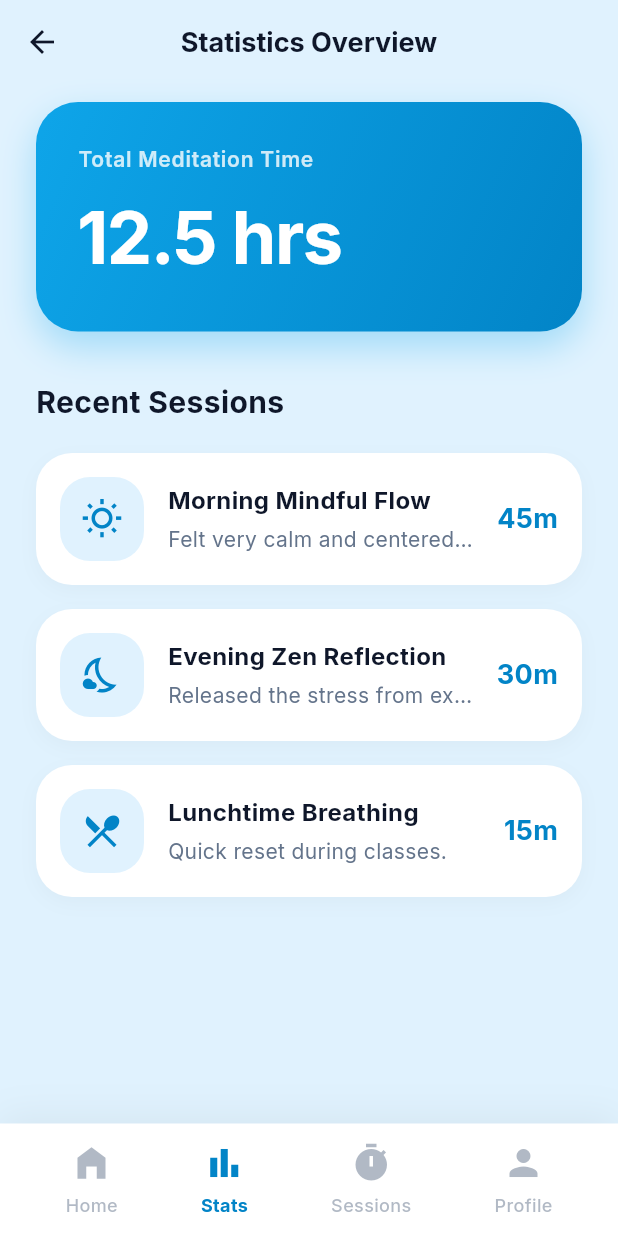
After one commit to willard302/zen_club_management_flutter, a Flutter app: the StatisticsScreen screen opened directly, on a phone screen of 412 x 824 dp. The commit adds this screen. Run offline on Flutter 3.47's test engine with Material 3 defaults, Android fonts, the phone set to English and light mode, and no system bars; our stand-ins replace audioplayers, font_awesome_flutter, google_fonts; network calls fail.

Commit message:
update:home新增分頁statistics及調整時間編輯功能

```diff
--- a/lib/providers/timer_provider.dart
+++ b/lib/providers/timer_provider.dart
@@ -10,8 +10,8 @@ class MeditationSession {
 }
 
 class TimerProvider with ChangeNotifier {
-  static const int _defaultDurationSeconds = 25 * 60; // 25 minutes
-  int _remainingSeconds = _defaultDurationSeconds;
+  int _defaultDurationSeconds = 25 * 60; // 25 minutes
+  int _remainingSeconds = 25 * 60;
   bool _isRunning = false;
   Timer? _timer;
   final AudioPlayer _audioPlayer = AudioPlayer();
@@ -34,6 +34,17 @@ class TimerProvider with ChangeNotifier {
     } else {
       _startTimer();
     }
+  }
+
+  void setTimer(int minutes, int seconds) {
+    if (_isRunning) _pauseTimer();
+    _defaultDurationSeconds = minutes * 60 + seconds;
+    _remainingSeconds = _defaultDurationSeconds;
+    notifyListeners();
+  }
+
+  Duration getTotalMeditationTime() {
+    return _history.fold(Duration.zero, (prev, session) => prev + session.duration);
   }
 
   void _startTimer() {
--- /dev/null
+++ b/lib/screens/statistics_screen.dart
@@ -0,0 +1,286 @@
+import 'package:flutter/material.dart';
+import 'package:provider/provider.dart';
+import 'package:app/theme/app_theme.dart';
+import 'package:app/providers/timer_provider.dart';
+
+class StatisticsScreen extends StatelessWidget {
+  const StatisticsScreen({super.key});
+
+  @override
+  Widget build(BuildContext context) {
+    return Scaffold(
+      backgroundColor: AppTheme.skyLight, // match main app background
+      appBar: AppBar(
+        title: const Text('Statistics Overview', style: TextStyle(color: AppTheme.textDark, fontWeight: FontWeight.bold, fontSize: 18)),
+        backgroundColor: Colors.transparent,
+        elevation: 0,
+        iconTheme: const IconThemeData(color: AppTheme.textDark),
+        centerTitle: true,
+      ),
+      body: SingleChildScrollView(
+        child: Padding(
+          padding: const EdgeInsets.symmetric(horizontal: 24.0),
+          child: Column(
+            crossAxisAlignment: CrossAxisAlignment.start,
+            children: [
+              const SizedBox(height: 12),
+              _buildTotalTimeCard(context),
+              const SizedBox(height: 32),
+              const Text(
+                'Recent Sessions',
+                style: TextStyle(fontSize: 20, fontWeight: FontWeight.bold, color: AppTheme.textDark),
+              ),
+              const SizedBox(height: 20),
+              _buildRecentSessions(context),
+              const SizedBox(height: 40),
+            ],
+          ),
+        ),
+      ),
+      bottomNavigationBar: _buildBottomNav(context),
+    );
+  }
+
+  Widget _buildTotalTimeCard(BuildContext context) {
+    return Consumer<TimerProvider>(
+      builder: (context, timerData, child) {
+        final totalDuration = timerData.getTotalMeditationTime();
+        final hours = totalDuration.inHours;
+        final minutes = totalDuration.inMinutes.remainder(60);
+        String displayTime = hours > 0
+            ? '${hours}h ${minutes}m'
+            : '${minutes}m';
+        if (totalDuration.inMinutes == 0 && totalDuration.inSeconds > 0) {
+           displayTime = '< 1m';
+        } else if (totalDuration.inSeconds == 0) {
+           displayTime = '12.5 hrs'; // Default mock data if empty matching Stitch
+        }
+
+        return Container(
+          width: double.infinity,
+          padding: const EdgeInsets.all(28),
+          decoration: BoxDecoration(
+            gradient: const LinearGradient(
+              colors: [AppTheme.skyBlue, AppTheme.skyDeep],
+              begin: Alignment.topLeft,
+              end: Alignment.bottomRight,
+            ),
+            borderRadius: BorderRadius.circular(28),
+            boxShadow: [
+              BoxShadow(
+                color: AppTheme.skyBlue.withValues(alpha: 0.3),
+                blurRadius: 20,
+                offset: const Offset(0, 10),
+              ),
+            ],
+          ),
+          child: Column(
+            crossAxisAlignment: CrossAxisAlignment.start,
+            children: [
+              Text(
+                'Total Meditation Time',
+                style: TextStyle(
+                  color: Colors.white.withValues(alpha: 0.8),
+                  fontSize: 14,
+                  fontWeight: FontWeight.w600,
+                  letterSpacing: 0.5,
+                ),
+              ),
+              const SizedBox(height: 8),
+              Text(
+                displayTime,
+                style: const TextStyle(
+                  color: Colors.white,
+                  fontSize: 48,
+                  fontWeight: FontWeight.bold,
+                  letterSpacing: -1,
+                ),
+              ),
+            ],
+          ),
+        );
+      },
+    );
+  }
+
+  Widget _buildRecentSessions(BuildContext context) {
+    return Consumer<TimerProvider>(
+      builder: (context, timerData, child) {
+        final history = timerData.history.reversed.toList();
+
+        if (history.isEmpty) {
+          // Show mock data if history is empty to match the design's intention
+          return Column(
+            children: [
+              _buildSessionItem(
+                title: 'Morning Mindful Flow',
+                note: 'Felt very calm and centered today...',
+                durationString: '45m',
+                icon: Icons.wb_sunny_outlined,
+              ),
+              const SizedBox(height: 16),
+              _buildSessionItem(
+                title: 'Evening Zen Reflection',
+                note: 'Released the stress from exams.',
+                durationString: '30m',
+                icon: Icons.nights_stay_outlined,
+              ),
+              const SizedBox(height: 16),
+              _buildSessionItem(
+                title: 'Lunchtime Breathing',
+                note: 'Quick reset during classes.',
+                durationString: '15m',
+                icon: Icons.restaurant_menu_outlined,
+              ),
+            ],
+          );
+        }
+
+        return ListView.separated(
+          shrinkWrap: true,
+          physics: const NeverScrollableScrollPhysics(),
+          itemCount: history.length > 5 ? 5 : history.length,
+          separatorBuilder: (context, index) => const SizedBox(height: 16),
+          itemBuilder: (context, index) {
+            final session = history[index];
+            final mins = session.duration.inMinutes;
+            final secs = session.duration.inSeconds.remainder(60);
+            String timeStr = mins > 0 ? '${mins}m' : '${secs}s';
+            return _buildSessionItem(
+              title: 'Meditation Session',
+              note: '${session.date.month}/${session.date.day} ${session.date.hour}:${session.date.minute.toString().padLeft(2, '0')}',
+              durationString: timeStr,
+              icon: Icons.self_improvement,
+            );
+          },
+        );
+      },
+    );
+  }
+
+  Widget _buildSessionItem({
+    required String title,
+    required String note,
+    required String durationString,
+    required IconData icon,
+  }) {
+    return Container(
+      padding: const EdgeInsets.all(16),
+      decoration: BoxDecoration(
+        color: Colors.white,
+        borderRadius: BorderRadius.circular(24),
+        boxShadow: [
+          BoxShadow(
+            color: Colors.black.withValues(alpha: 0.03),
+            blurRadius: 10,
+            offset: const Offset(0, 4),
+          ),
+        ],
+      ),
+      child: Row(
+        children: [
+          Container(
+            padding: const EdgeInsets.all(14),
+            decoration: BoxDecoration(
+              color: AppTheme.skyLight,
+              borderRadius: BorderRadius.circular(20),
+            ),
+            child: Icon(icon, color: AppTheme.skyDeep, size: 28),
+          ),
+          const SizedBox(width: 16),
+          Expanded(
+            child: Column(
+              crossAxisAlignment: CrossAxisAlignment.start,
+              children: [
+                Text(
+                  title,
+                  style: const TextStyle(
+                    fontSize: 16,
+                    fontWeight: FontWeight.w700,
+                    color: AppTheme.textDark,
+                  ),
+                ),
+                const SizedBox(height: 4),
+                Text(
+                  note,
+                  style: const TextStyle(
+                    fontSize: 14,
+                    color: AppTheme.textLight,
+                  ),
+                  maxLines: 1,
+                  overflow: TextOverflow.ellipsis,
+                ),
+              ],
+            ),
+          ),
+          const SizedBox(width: 16),
+          Text(
+            durationString,
+            style: const TextStyle(
+              fontSize: 18,
+              fontWeight: FontWeight.bold,
+              color: AppTheme.skyDeep,
+            ),
+          ),
+        ],
+      ),
+    );
+  }
+
+  Widget _buildBottomNav(BuildContext context) {
+    return Container(
+      decoration: BoxDecoration(
+        color: Colors.white,
+        boxShadow: [
+          BoxShadow(
+            color: Colors.black.withValues(alpha: 0.05),
+            blurRadius: 20,
+            offset: const Offset(0, -5),
+          ),
+        ],
+      ),
+      child: SafeArea(
+        child: Padding(
+          padding: const EdgeInsets.symmetric(horizontal: 16.0, vertical: 12.0),
+          child: Row(
+            mainAxisAlignment: MainAxisAlignment.spaceAround,
+            children: [
+              _buildNavItem(context, Icons.home_filled, 'Home', false, () {
+                Navigator.pop(context); // Go back home
+              }),
+              _buildNavItem(context, Icons.bar_chart, 'Stats', true, () {}),
+              _buildNavItem(context, Icons.timer, 'Sessions', false, () {}),
+              _buildNavItem(context, Icons.person, 'Profile', false, () {}),
+            ],
+          ),
+        ),
+      ),
+    );
+  }
+
+  Widget _buildNavItem(BuildContext context, IconData icon, String label, bool isSelected, VoidCallback onTap) {
+    return GestureDetector(
+      onTap: onTap,
+      behavior: HitTestBehavior.opaque,
+      child: Column(
+        mainAxisSize: MainAxisSize.min,
+        children: [
+          Icon(
+            icon,
+            color: isSelected ? AppTheme.skyDeep : AppTheme.textLight.withValues(alpha: 0.5),
+            size: 28,
+          ),
+          const SizedBox(height: 6),
+          Text(
+            label,
+            style: TextStyle(
+              color: isSelected ? AppTheme.skyDeep : AppTheme.textLight.withValues(alpha: 0.5),
+              fontSize: 12,
+              fontWeight: isSelected ? FontWeight.w700 : FontWeight.w500,
+            ),
+          ),
+        ],
+      ),
+    );
+  }
+}
```
Also changed, not shown: lib/screens/home_screen.dart (+98 -24 lines).
